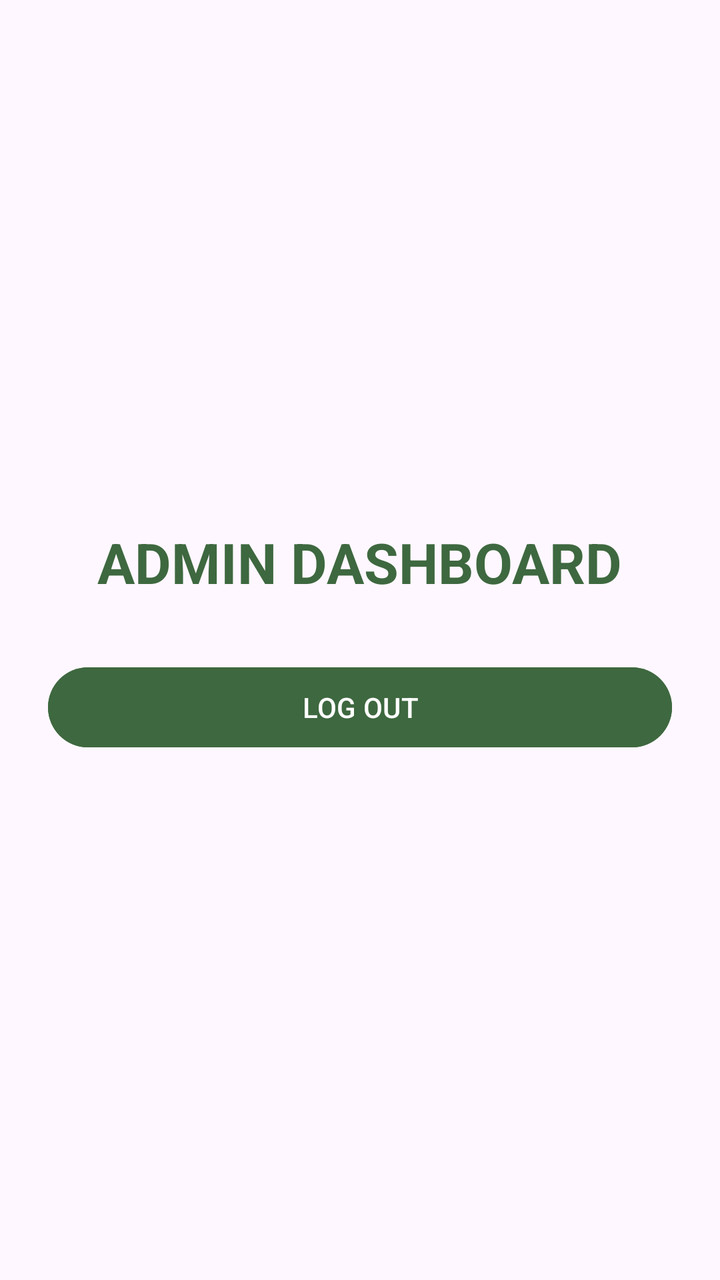
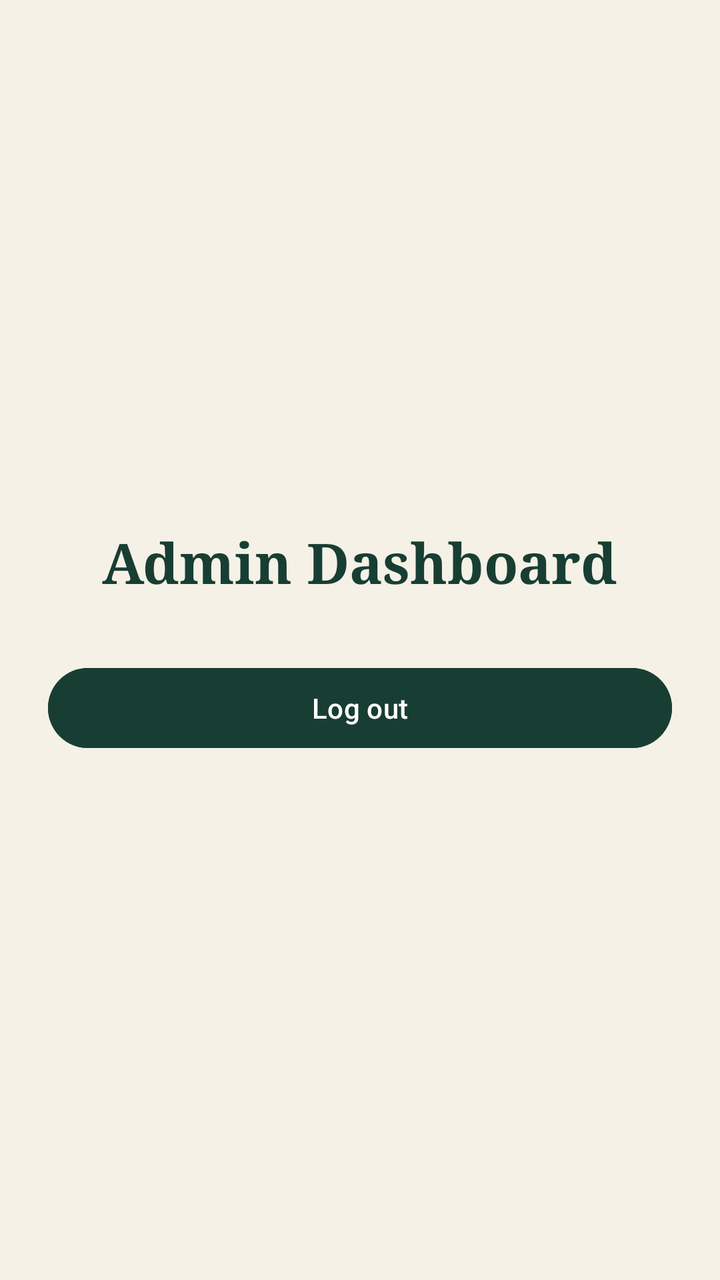

Screens rendered from an Android XML layout before and after an edit, with the pre-edit source and the edit as a unified diff.
<!-- AndroidManifest.xml: application theme Theme.Novella -->
<!-- res/layout/activity_admin.xml -->
<?xml version="1.0" encoding="utf-8"?>
<LinearLayout
    xmlns:android="http://schemas.android.com/apk/res/android"
    android:layout_width="match_parent"
    android:layout_height="match_parent"
    android:orientation="vertical"
    android:gravity="center"
    android:padding="24dp">

    <TextView
        android:layout_width="wrap_content"
        android:layout_height="wrap_content"
        android:text="ADMIN DASHBOARD"
        android:textSize="28sp"
        android:textStyle="bold"
        android:textColor="@color/green"
        android:layout_marginBottom="30dp" />

    <Button
        android:id="@+id/adminlogout"
        android:layout_width="match_parent"
        android:layout_height="wrap_content"
        android:text="LOG OUT"
        android:textColor="@color/white"
        android:backgroundTint="@color/green" />

</LinearLayout>
<!-- resources referenced by this layout -->
<resources>
  <color name="green">#3E683F</color>
  <color name="white">#FFFFFFFF</color>
  <style name="Theme.Novella" parent="Base.Theme.Novella" />
  <style name="Base.Theme.Novella" parent="Theme.Material3.DayNight.NoActionBar">
          
          
      </style>
</resources>

<!-- the commit's change to res/layout/activity_admin.xml (unified diff, before → after) -->
@@ -5,23 +5,26 @@
     android:layout_height="match_parent"
     android:orientation="vertical"
     android:gravity="center"
-    android:padding="24dp">
+    android:padding="24dp"
+    android:background="#F5F1E7">
 
     <TextView
         android:layout_width="wrap_content"
         android:layout_height="wrap_content"
-        android:text="ADMIN DASHBOARD"
+        android:text="Admin Dashboard"
         android:textSize="28sp"
         android:textStyle="bold"
-        android:textColor="@color/green"
+        android:fontFamily="serif"
+        android:textColor="#183E33"
         android:layout_marginBottom="30dp" />
 
     <Button
         android:id="@+id/adminlogout"
         android:layout_width="match_parent"
         android:layout_height="wrap_content"
-        android:text="LOG OUT"
-        android:textColor="@color/white"
-        android:backgroundTint="@color/green" />
+        android:text="Log out"
+        android:textAllCaps="false"
+        android:textColor="#FFFFFF"
+        android:backgroundTint="#183E33" />
 
 </LinearLayout>
<!-- resource entries referenced after the edit -->
@@ -1,7 +1,5 @@
 <!-- resources referenced by this layout -->
 <resources>
-  <color name="green">#3E683F</color>
-  <color name="white">#FFFFFFFF</color>
   <style name="Theme.Novella" parent="Base.Theme.Novella" />
   <style name="Base.Theme.Novella" parent="Theme.Material3.DayNight.NoActionBar">
           
